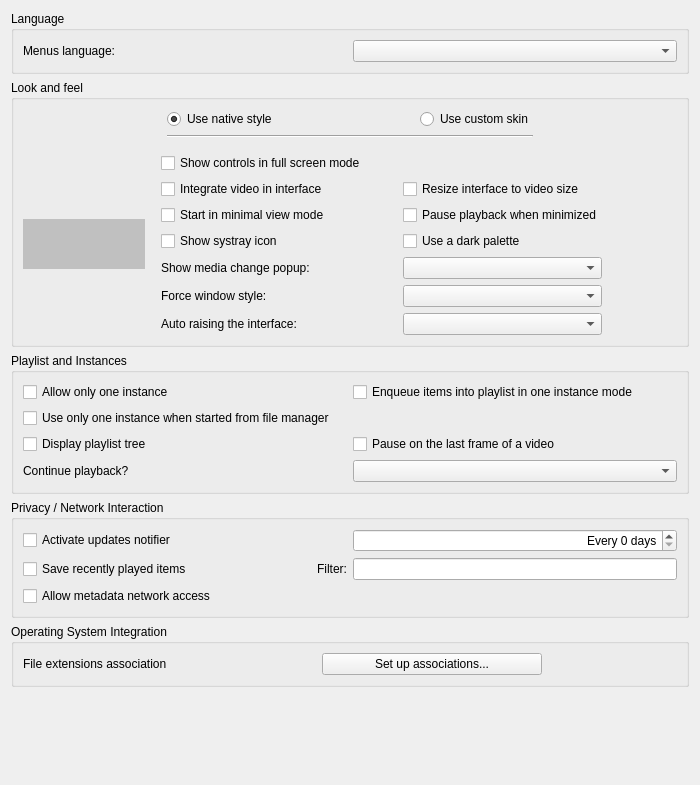
First picture: the form in modules/gui/qt/ui/sprefs_interface.ui, repository Olsro/powervlc, before the edit.
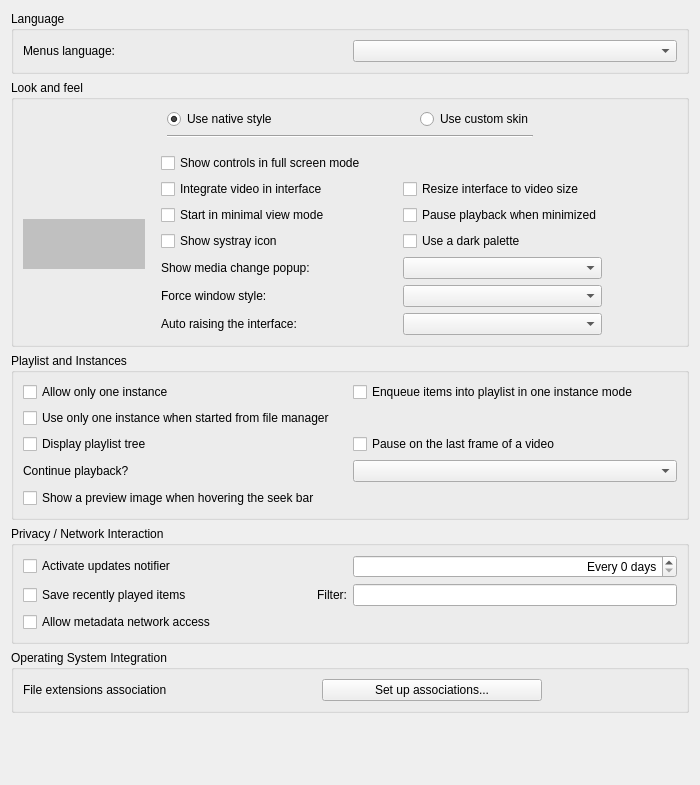
Second picture: the form after the edit. Custom widgets are drawn as their Qt base class.

```diff
--- a/modules/gui/qt/ui/sprefs_interface.ui
+++ b/modules/gui/qt/ui/sprefs_interface.ui
@@ -481,6 +481,13 @@
         </property>
        </widget>
       </item>
+      <item row="5" column="0" colspan="2">
+       <widget class="QCheckBox" name="hoverThumbnailsBox">
+        <property name="text">
+         <string>Show a preview image when hovering the seek bar</string>
+        </property>
+       </widget>
+      </item>
       <item row="0" column="0">
        <widget class="QCheckBox" name="OneInterfaceMode">
         <property name="text">
```
